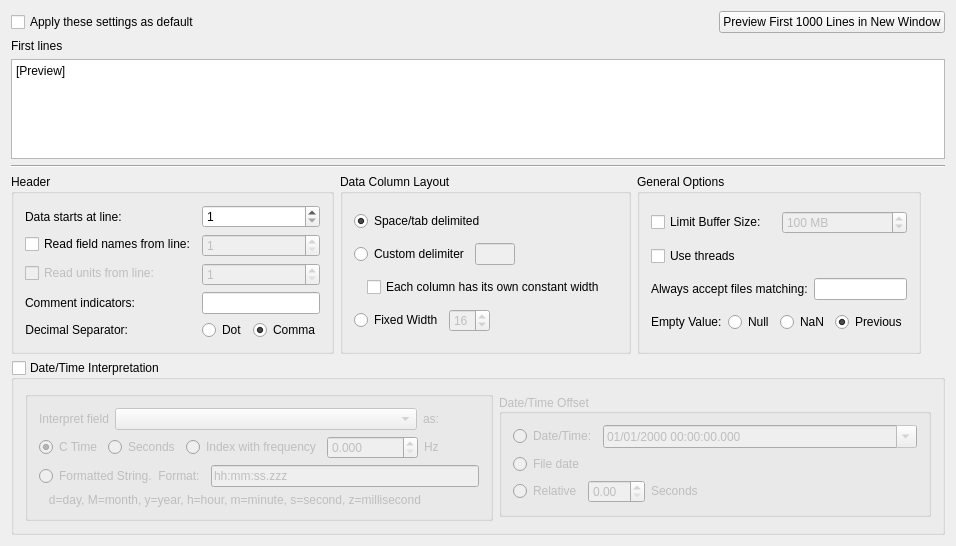
Above: src/datasources/ascii/asciiconfig.ui from Kst-plot/kst before the change. Below: the same form after it.
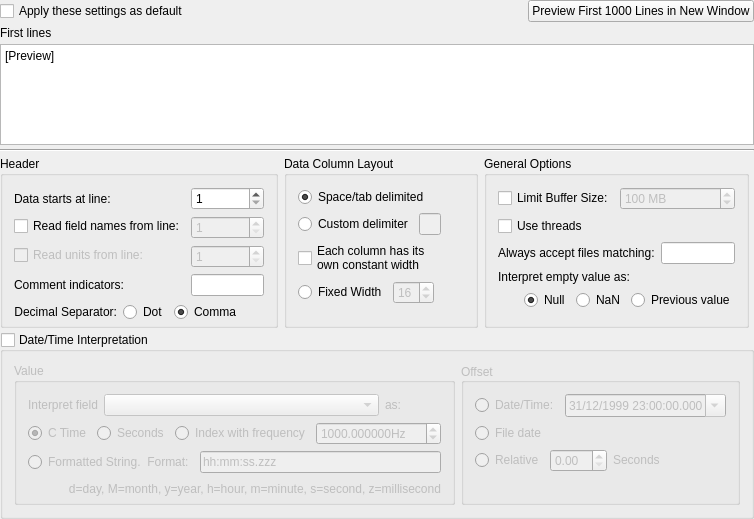
That is the form after the change.

Commit message: improve ascii config dialog layout

What changed in the file:
```diff
--- a/src/datasources/ascii/asciiconfig.ui
+++ b/src/datasources/ascii/asciiconfig.ui
@@ -6,12 +6,18 @@
    <rect>
     <x>0</x>
     <y>0</y>
-    <width>956</width>
-    <height>533</height>
+    <width>701</width>
+    <height>519</height>
    </rect>
   </property>
-  <layout class="QGridLayout" name="gridLayout_4">
-   <item row="0" column="0">
+  <layout class="QVBoxLayout" name="verticalLayout_7" stretch="0,0,10,1,1,1">
+   <property name="spacing">
+    <number>4</number>
+   </property>
+   <property name="margin">
+    <number>0</number>
+   </property>
+   <item>
     <layout class="QHBoxLayout" name="horizontalLayout_11">
      <item>
       <widget class="QCheckBox" name="_applyDefault">
@@ -42,14 +48,14 @@
      </item>
     </layout>
    </item>
-   <item row="1" column="0">
+   <item>
     <widget class="QLabel" name="_labelBeginning">
      <property name="text">
       <string>First lines </string>
      </property>
     </widget>
    </item>
-   <item row="2" column="0">
+   <item>
     <widget class="QPlainTextEdit" name="_showBeginning">
      <property name="sizePolicy">
       <sizepolicy hsizetype="MinimumExpanding" vsizetype="MinimumExpanding">
@@ -68,24 +74,26 @@
      </property>
     </widget>
    </item>
-   <item row="3" column="0">
+   <item>
     <widget class="Line" name="line">
      <property name="orientation">
       <enum>Qt::Horizontal</enum>
      </property>
     </widget>
    </item>
-   <item row="4" column="0">
-    <layout class="QHBoxLayout" name="horizontalLayout_6">
+   <item>
+    <layout class="QHBoxLayout" name="horizontalLayout_9">
      <item>
       <widget class="QGroupBox" name="headerButtonGroup">
        <property name="title">
         <string>Header</string>
        </property>
-       <layout class="QFormLayout" name="formLayout_2">
-        <property name="fieldGrowthPolicy">
-         <enum>QFormLayout::AllNonFixedFieldsGrow</enum>
+       <layout class="QVBoxLayout" name="verticalLayout_5">
+        <property name="bottomMargin">
+         <number>3</number>
         </property>
+        <item>
+         <layout class="QFormLayout" name="formLayout">
         <item row="0" column="0">
          <widget class="QLabel" name="textLabel1_3">
           <property name="sizePolicy">
@@ -208,7 +216,11 @@
           </property>
          </widget>
         </item>
-        <item row="4" column="0">
+         </layout>
+        </item>
+        <item>
+         <layout class="QHBoxLayout" name="horizontalLayout_15">
+          <item>
          <widget class="QLabel" name="label">
           <property name="text">
            <string>Decimal Separator:</string>
@@ -218,8 +230,6 @@
           </property>
          </widget>
         </item>
-        <item row="4" column="1">
-         <layout class="QHBoxLayout" name="horizontalLayout_15">
           <item>
            <widget class="QRadioButton" name="_useDot">
             <property name="text">
@@ -240,8 +250,34 @@
             </property>
            </widget>
           </item>
+          <item>
+           <spacer name="horizontalSpacer_7">
+            <property name="orientation">
+             <enum>Qt::Horizontal</enum>
+            </property>
+            <property name="sizeHint" stdset="0">
+             <size>
+              <width>40</width>
+              <height>20</height>
+             </size>
+            </property>
+           </spacer>
+          </item>
          </layout>
         </item>
+        <item>
+         <spacer name="verticalSpacer_3">
+          <property name="orientation">
+           <enum>Qt::Vertical</enum>
+          </property>
+          <property name="sizeHint" stdset="0">
+           <size>
+            <width>20</width>
+            <height>40</height>
+           </size>
+          </property>
+         </spacer>
+        </item>
        </layout>
       </widget>
      </item>
@@ -250,8 +286,27 @@
        <property name="title">
         <string>Data Column Layout</string>
        </property>
-       <layout class="QGridLayout" name="gridLayout_2">
-        <item row="1" column="0" colspan="3">
+       <layout class="QVBoxLayout" name="verticalLayout_4">
+        <property name="bottomMargin">
+         <number>3</number>
+        </property>
+        <item>
+         <widget class="QRadioButton" name="_whitespace">
+          <property name="sizePolicy">
+           <sizepolicy hsizetype="Preferred" vsizetype="Fixed">
+            <horstretch>0</horstretch>
+            <verstretch>0</verstretch>
+           </sizepolicy>
+          </property>
+          <property name="text">
+           <string>Space/tab delimited</string>
+          </property>
+          <property name="checked">
+           <bool>true</bool>
+          </property>
+         </widget>
+        </item>
+        <item>
          <layout class="QHBoxLayout" name="horizontalLayout_12">
           <item>
            <widget class="QRadioButton" name="_custom">
@@ -300,23 +355,21 @@
           </item>
          </layout>
         </item>
-        <item row="0" column="0" colspan="2">
-         <widget class="QRadioButton" name="_whitespace">
+        <item>
+         <widget class="QCheckBox" name="_colWidthConst">
           <property name="sizePolicy">
-           <sizepolicy hsizetype="Preferred" vsizetype="Fixed">
+           <sizepolicy hsizetype="Fixed" vsizetype="Fixed">
             <horstretch>0</horstretch>
             <verstretch>0</verstretch>
            </sizepolicy>
           </property>
           <property name="text">
-           <string>Space/tab delimited</string>
-          </property>
-          <property name="checked">
-           <bool>true</bool>
+           <string>Each column has its
+own constant width</string>
           </property>
          </widget>
         </item>
-        <item row="5" column="0" colspan="3">
+        <item>
          <layout class="QHBoxLayout" name="horizontalLayout_13">
           <item>
            <widget class="QRadioButton" name="_fixed">
@@ -368,32 +421,18 @@
           </item>
          </layout>
         </item>
-        <item row="2" column="0">
-         <layout class="QHBoxLayout" name="horizontalLayout_14">
           <item>
-           <widget class="QLabel" name="label_2">
-            <property name="text">
-             <string/>
-            </property>
-           </widget>
-          </item>
-          <item>
-           <widget class="QCheckBox" name="_colWidthConst">
-            <property name="sizePolicy">
-             <sizepolicy hsizetype="Fixed" vsizetype="Fixed">
-              <horstretch>0</horstretch>
-              <verstretch>0</verstretch>
-             </sizepolicy>
-            </property>
-            <property name="toolTip">
-             <string>Reading is faster if each column can be assumed to have its own constant width.</string>
-            </property>
-            <property name="text">
-             <string>Each column has its own constant width</string>
-            </property>
-           </widget>
-          </item>
-         </layout>
+         <spacer name="verticalSpacer">
+          <property name="orientation">
+           <enum>Qt::Vertical</enum>
+          </property>
+          <property name="sizeHint" stdset="0">
+           <size>
+            <width>20</width>
+            <height>40</height>
+           </size>
+          </property>
+         </spacer>
         </item>
        </layout>
       </widget>
@@ -410,6 +449,9 @@
         <string>General Options</string>
        </property>
        <layout class="QVBoxLayout" name="verticalLayout_3">
+        <property name="bottomMargin">
+         <number>3</number>
+        </property>
         <item>
          <layout class="QHBoxLayout" name="horizontalLayout_2">
           <item>
@@ -474,19 +516,35 @@
          </layout>
         </item>
         <item>
-         <layout class="QHBoxLayout" name="horizontalLayout_17">
-          <item>
            <widget class="QLabel" name="label_4">
             <property name="text">
-             <string>Empty Value:</string>
-            </property>
-           </widget>
+           <string>Interpret empty value as:</string>
+          </property>
+         </widget>
+        </item>
+        <item>
+         <layout class="QHBoxLayout" name="horizontalLayout_6">
+          <item>
+           <spacer name="horizontalSpacer_6">
+            <property name="orientation">
+             <enum>Qt::Horizontal</enum>
+            </property>
+            <property name="sizeHint" stdset="0">
+             <size>
+              <width>13</width>
+              <height>16</height>
+             </size>
+            </property>
+           </spacer>
           </item>
           <item>
            <widget class="QRadioButton" name="_nanNull">
             <property name="text">
              <string>Null</string>
             </property>
+            <property name="checked">
+             <bool>true</bool>
+            </property>
            </widget>
           </item>
           <item>
@@ -502,15 +560,28 @@
           <item>
            <widget class="QRadioButton" name="_nanPrevious">
             <property name="text">
-             <string>Previous</string>
+             <string>Previous value</string>
             </property>
             <property name="checked">
-             <bool>true</bool>
+             <bool>false</bool>
             </property>
            </widget>
           </item>
          </layout>
         </item>
+        <item>
+         <spacer name="verticalSpacer_2">
+          <property name="orientation">
+           <enum>Qt::Vertical</enum>
+          </property>
+          <property name="sizeHint" stdset="0">
+           <size>
+            <width>20</width>
+            <height>40</height>
+           </size>
+          </property>
+         </spacer>
+        </item>
        </layout>
        <zorder>_useThreads</zorder>
        <zorder>layoutWidget</zorder>
@@ -518,7 +589,7 @@
       </widget>
      </item>
      <item>
-      <spacer name="horizontalSpacer_6">
+      <spacer name="horizontalSpacer_4">
        <property name="orientation">
         <enum>Qt::Horizontal</enum>
        </property>
@@ -532,7 +603,7 @@
      </item>
     </layout>
    </item>
-   <item row="5" column="0">
+   <item>
     <widget class="QGroupBox" name="_interpret">
      <property name="title">
       <string>Date/Time Interpretation</string>
@@ -543,10 +614,18 @@
      <property name="checked">
       <bool>false</bool>
      </property>
-     <layout class="QHBoxLayout" name="horizontalLayout_7">
+     <layout class="QVBoxLayout" name="verticalLayout_6">
+      <item>
+       <layout class="QHBoxLayout" name="horizontalLayout_10">
       <item>
        <widget class="QGroupBox" name="groupBox">
-        <layout class="QVBoxLayout" name="verticalLayout">
+          <property name="title">
+           <string>Value</string>
+          </property>
+          <layout class="QVBoxLayout" name="verticalLayout_2">
+           <property name="bottomMargin">
+            <number>3</number>
+           </property>
          <item>
           <layout class="QHBoxLayout" name="horizontalLayout_8">
            <item>
@@ -610,6 +689,19 @@
              </property>
             </widget>
            </item>
+             <item>
+              <spacer name="horizontalSpacer_10">
+               <property name="orientation">
+                <enum>Qt::Horizontal</enum>
+               </property>
+               <property name="sizeHint" stdset="0">
+                <size>
+                 <width>40</width>
+                 <height>20</height>
+                </size>
+               </property>
+              </spacer>
+             </item>
            <item>
             <widget class="QRadioButton" name="_indexFreq">
              <property name="text">
@@ -622,64 +714,29 @@
              <property name="enabled">
               <bool>false</bool>
              </property>
+               <property name="specialValueText">
+                <string/>
+               </property>
+               <property name="suffix">
+                <string>Hz</string>
+               </property>
              <property name="decimals">
-              <number>3</number>
+                <number>6</number>
              </property>
              <property name="maximum">
               <double>10000000.000000000000000</double>
              </property>
              <property name="singleStep">
-              <double>0.001000000000000</double>
-             </property>
-            </widget>
-           </item>
-           <item>
-            <widget class="QLabel" name="label_7">
-             <property name="enabled">
-              <bool>false</bool>
-             </property>
-             <property name="sizePolicy">
-              <sizepolicy hsizetype="Preferred" vsizetype="Fixed">
-               <horstretch>0</horstretch>
-               <verstretch>0</verstretch>
-              </sizepolicy>
-             </property>
-             <property name="text">
-              <string>Hz</string>
-             </property>
-            </widget>
-           </item>
-           <item>
-            <spacer name="horizontalSpacer_4">
-             <property name="orientation">
-              <enum>Qt::Horizontal</enum>
-             </property>
-             <property name="sizeHint" stdset="0">
-              <size>
-               <width>40</width>
-               <height>20</height>
-              </size>
-             </property>
-            </spacer>
-           </item>
+                <double>1.000000000000000</double>
+               </property>
+               <property name="value">
+                <double>1000.000000000000000</double>
+               </property>
+              </widget>
+             </item>
           </layout>
          </item>
          <item>
-          <layout class="QGridLayout" name="gridLayout">
-           <item row="1" column="0">
-            <widget class="QLabel" name="label_3">
-             <property name="sizePolicy">
-              <sizepolicy hsizetype="Fixed" vsizetype="Fixed">
-               <horstretch>0</horstretch>
-               <verstretch>0</verstretch>
-              </sizepolicy>
-             </property>
-             <property name="text">
-              <string>   d=day, M=month, y=year, h=hour, m=minute, s=second, z=millisecond</string>
-             </property>
-            </widget>
-           </item>
-           <item row="0" column="0">
             <layout class="QHBoxLayout" name="horizontalLayout_4">
              <item>
               <widget class="QRadioButton" name="_formattedString">
@@ -715,26 +772,64 @@
              </item>
             </layout>
            </item>
-          </layout>
-         </item>
+           <item>
+            <layout class="QHBoxLayout" name="horizontalLayout_7">
+             <item>
+              <spacer name="horizontalSpacer_9">
+               <property name="orientation">
+                <enum>Qt::Horizontal</enum>
+               </property>
+               <property name="sizeHint" stdset="0">
+                <size>
+                 <width>40</width>
+                 <height>20</height>
+                </size>
+               </property>
+              </spacer>
+             </item>
+             <item>
+              <widget class="QLabel" name="label_3">
+               <property name="sizePolicy">
+                <sizepolicy hsizetype="Fixed" vsizetype="Fixed">
+                 <horstretch>0</horstretch>
+                 <verstretch>0</verstretch>
+                </sizepolicy>
+               </property>
+               <property name="text">
+                <string>   d=day, M=month, y=year, h=hour, m=minute, s=second, z=millisecond</string>
+               </property>
+              </widget>
+             </item>
+            </layout>
+           </item>
+           <item>
+            <spacer name="verticalSpacer_5">
+             <property name="orientation">
+              <enum>Qt::Vertical</enum>
+             </property>
+             <property name="sizeHint" stdset="0">
+              <size>
+               <width>20</width>
+               <height>40</height>
+              </size>
+             </property>
+            </spacer>
+           </item>
         </layout>
        </widget>
       </item>
       <item>
        <widget class="QGroupBox" name="_useOffset">
-        <property name="sizePolicy">
-         <sizepolicy hsizetype="Preferred" vsizetype="Fixed">
-          <horstretch>0</horstretch>
-          <verstretch>0</verstretch>
-         </sizepolicy>
-        </property>
         <property name="title">
-         <string>Date/Time Offset</string>
+           <string>Offset</string>
         </property>
         <property name="alignment">
          <set>Qt::AlignLeading|Qt::AlignLeft|Qt::AlignVCenter</set>
         </property>
-        <layout class="QVBoxLayout" name="verticalLayout_2">
+          <layout class="QVBoxLayout" name="verticalLayout">
+           <property name="bottomMargin">
+            <number>3</number>
+           </property>
          <item>
           <layout class="QHBoxLayout" name="horizontalLayout_3">
            <item>
@@ -757,24 +852,24 @@
              </property>
              <property name="dateTime">
               <datetime>
-               <hour>0</hour>
+                 <hour>23</hour>
                <minute>0</minute>
                <second>0</second>
-               <year>2000</year>
-               <month>1</month>
-               <day>1</day>
+                 <year>1999</year>
+                 <month>12</month>
+                 <day>31</day>
               </datetime>
              </property>
              <property name="date">
               <date>
-               <year>2000</year>
-               <month>1</month>
-               <day>1</day>
+                 <year>1999</year>
+                 <month>12</month>
+                 <day>31</day>
               </date>
              </property>
              <property name="time">
               <time>
-               <hour>0</hour>
+                 <hour>23</hour>
                <minute>0</minute>
                <second>0</second>
               </time>
@@ -845,10 +940,38 @@
            </item>
           </layout>
          </item>
+           <item>
+            <spacer name="verticalSpacer_4">
+             <property name="orientation">
+              <enum>Qt::Vertical</enum>
+             </property>
+             <property name="sizeHint" stdset="0">
+              <size>
+               <width>20</width>
+               <height>30</height>
+              </size>
+             </property>
+            </spacer>
+           </item>
         </layout>
        </widget>
       </item>
-     </layout>
+        <item>
+         <spacer name="horizontalSpacer_11">
+          <property name="orientation">
+           <enum>Qt::Horizontal</enum>
+          </property>
+          <property name="sizeHint" stdset="0">
+           <size>
+            <width>40</width>
+            <height>20</height>
+           </size>
+          </property>
+         </spacer>
+        </item>
+       </layout>
+      </item>
+     </layout>
     </widget>
    </item>
   </layout>
```
Left out of the diff: 13 changed lines with no effect on the pictures. Lines whose indentation alone changed are shown as unchanged.
